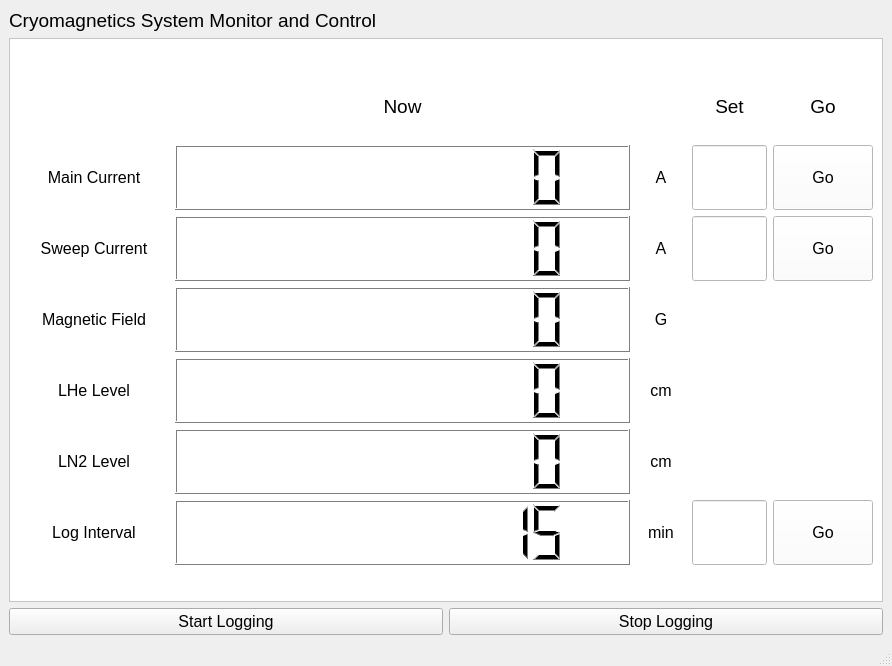
MichalKononenko/MrFreeze, file mr_freeze/ui/MainwindowUI.ui: the form before one commit.
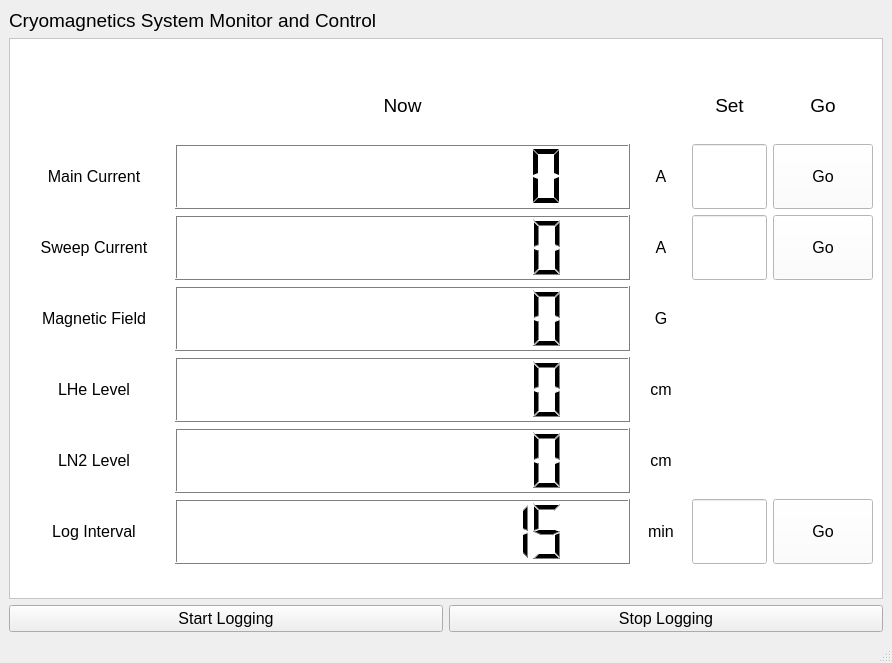
The form after the commit. Icons and pictures are not drawn.

Commit message: Specified that text in the UI should be black.

```diff
--- a/mr_freeze/ui/MainwindowUI.ui
+++ b/mr_freeze/ui/MainwindowUI.ui
@@ -7,7 +7,7 @@
     <x>0</x>
     <y>0</y>
     <width>892</width>
-    <height>666</height>
+    <height>663</height>
    </rect>
   </property>
   <property name="maximumSize">
@@ -16,6 +16,43 @@
     <height>16777215</height>
    </size>
   </property>
+  <property name="palette">
+   <palette>
+    <active>
+     <colorrole role="WindowText">
+      <brush brushstyle="SolidPattern">
+       <color alpha="255">
+        <red>0</red>
+        <green>0</green>
+        <blue>0</blue>
+       </color>
+      </brush>
+     </colorrole>
+    </active>
+    <inactive>
+     <colorrole role="WindowText">
+      <brush brushstyle="SolidPattern">
+       <color alpha="255">
+        <red>0</red>
+        <green>0</green>
+        <blue>0</blue>
+       </color>
+      </brush>
+     </colorrole>
+    </inactive>
+    <disabled>
+     <colorrole role="WindowText">
+      <brush brushstyle="SolidPattern">
+       <color alpha="255">
+        <red>133</red>
+        <green>133</green>
+        <blue>133</blue>
+       </color>
+      </brush>
+     </colorrole>
+    </disabled>
+   </palette>
+  </property>
   <property name="windowTitle">
    <string>Cryogenics System Monitor and Control</string>
   </property>
@@ -23,6 +60,9 @@
    <iconset>
     <normaloff>../../../../../config.png</normaloff>../../../../../config.png</iconset>
   </property>
+  <property name="styleSheet">
+   <string notr="true"/>
+  </property>
   <widget class="QWidget" name="centralwidget">
    <layout class="QGridLayout" name="gridLayout">
     <item row="0" column="0">
@@ -463,7 +503,7 @@
          <x>0</x>
          <y>0</y>
          <width>872</width>
-         <height>527</height>
+         <height>524</height>
         </rect>
        </property>
        <layout class="QGridLayout" name="gridLayout_3">
@@ -591,6 +631,9 @@
             <property name="digitCount">
              <number>10</number>
             </property>
+            <property name="segmentStyle">
+             <enum>QLCDNumber::Flat</enum>
+            </property>
            </widget>
           </item>
           <item row="0" column="1">
```
Left out of the diff: 37 changed lines with no effect on the pictures. The commit also changes 1 other file.
